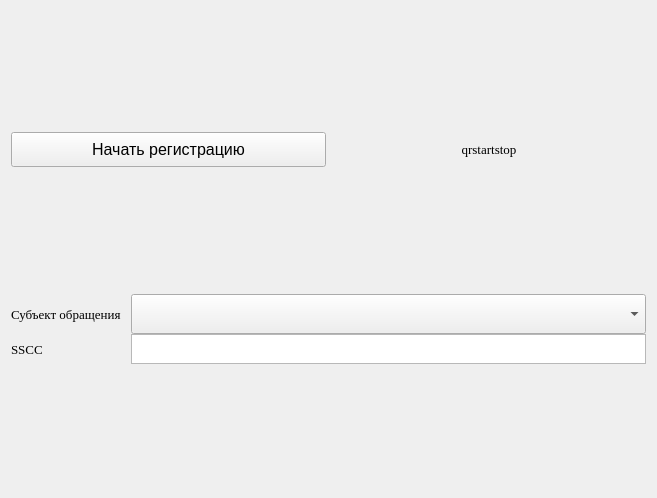
This is Widgets/UnitUnpackWidget912/unitunpackwidget912.ui in andreyshmelev/drug_marking as Qt 5 draws it before an edit. The edited form follows.
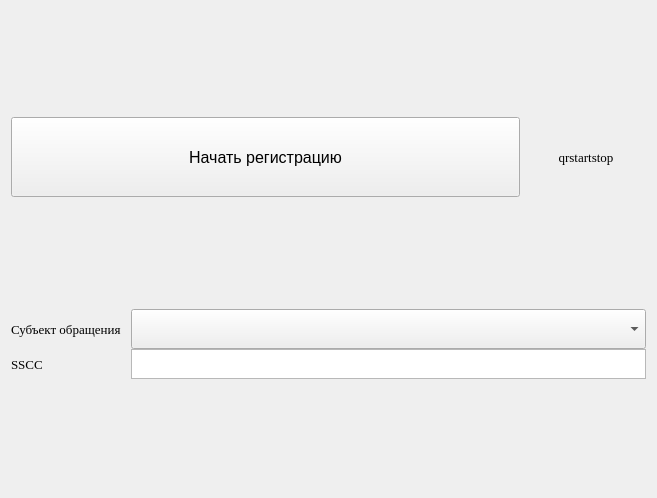
This is the edited form.

Patch:
```diff
--- a/Widgets/UnitUnpackWidget912/unitunpackwidget912.ui
+++ b/Widgets/UnitUnpackWidget912/unitunpackwidget912.ui
@@ -18,12 +18,24 @@
     <layout class="QGridLayout" name="gridLayout_2">
      <item row="0" column="0">
       <widget class="QPushButton" name="RegistrationStartButton">
+       <property name="sizePolicy">
+        <sizepolicy hsizetype="Minimum" vsizetype="Expanding">
+         <horstretch>0</horstretch>
+         <verstretch>0</verstretch>
+        </sizepolicy>
+       </property>
        <property name="minimumSize">
         <size>
          <width>0</width>
          <height>35</height>
         </size>
        </property>
+       <property name="maximumSize">
+        <size>
+         <width>16777215</width>
+         <height>80</height>
+        </size>
+       </property>
        <property name="font">
         <font>
          <pointsize>12</pointsize>
@@ -36,6 +48,12 @@
      </item>
      <item row="0" column="2">
       <widget class="QLabel" name="qrstartstop">
+       <property name="maximumSize">
+        <size>
+         <width>120</width>
+         <height>120</height>
+        </size>
+       </property>
        <property name="font">
         <font>
          <family>Times New Roman</family>
```
